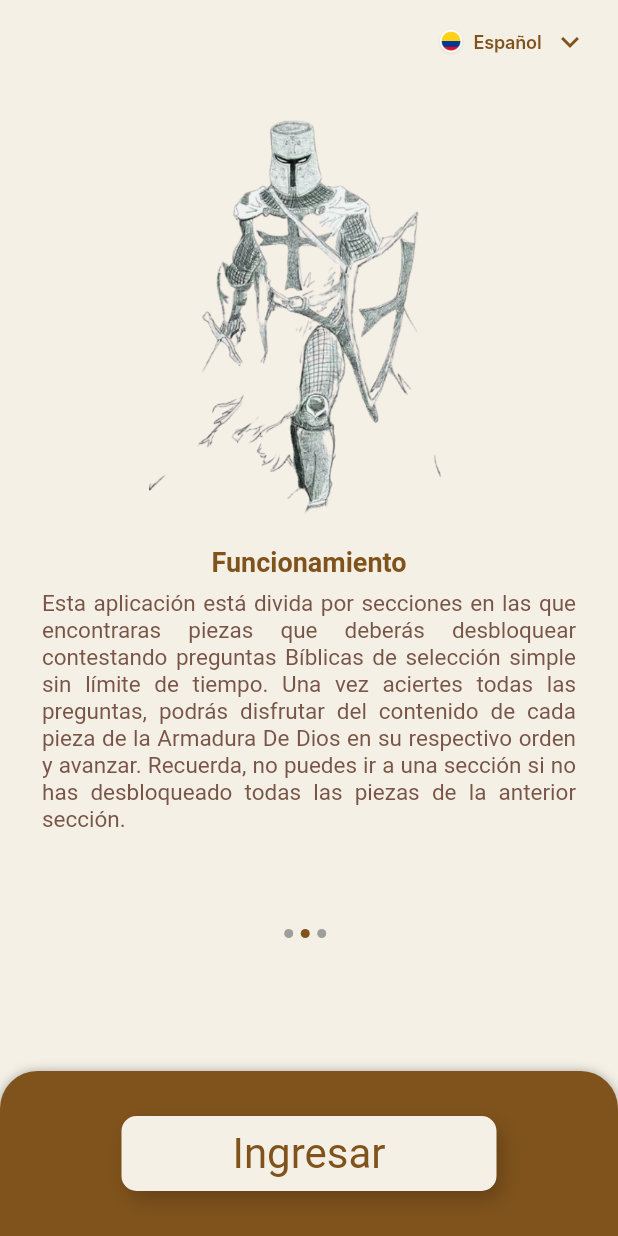
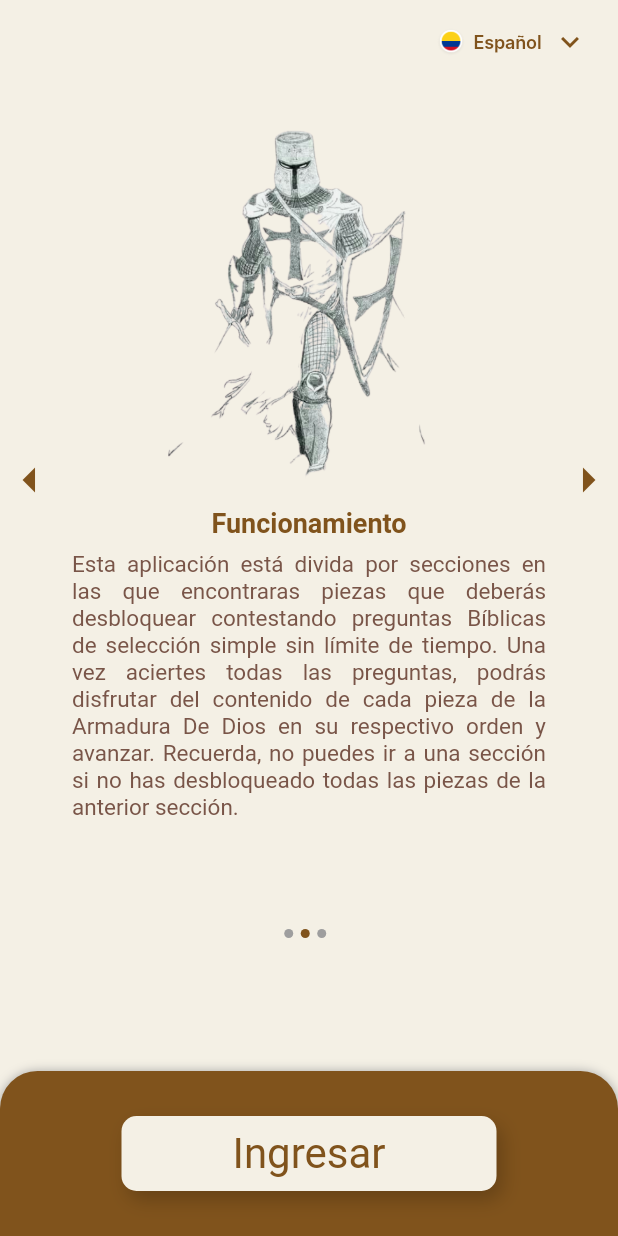
Before and after one commit to jloboguerrero/armor_of_god, a Flutter app: the screen it shows after launch, swiped to page 2, on a phone screen of 412 x 824 dp. Run offline on Flutter 3.47's test engine with Material 2 defaults, Android fonts, the phone set to English and light mode, and no system bars; our stand-ins replace bloc, cloud_firestore, equatable, firebase_core, flutter_bloc, flutter_modular and 3 more; missing offline and left inert: just_the_tooltip, mobile_client_animations; accounts and stored records are empty; generated files the repository leaves out were written again; Roboto replaces fonts that are missing (Inter).

Commit message:
Arrows on onboarding

```diff
--- a/lib/app/armors/armor_one/page.dart
+++ b/lib/app/armors/armor_one/page.dart
@@ -11,12 +11,12 @@ import 'package:armor_of_god/widgets/dialog_succesfull.dart';
 import 'package:armor_of_god/widgets/first_modal.dart';
 
 class Page extends StatelessWidget {
+  const Page({
+    required this.controller,
+    Key? key,
+  }) : super(key: key);
+
   final PageController controller;
-
-  const Page({
-    Key? key,
-    required this.controller,
-  }) : super(key: key);
 
   @override
   Widget build(BuildContext context) {
--- a/lib/app/armors/armor_three/page.dart
+++ b/lib/app/armors/armor_three/page.dart
@@ -11,12 +11,12 @@ import 'package:armor_of_god/widgets/dialog_succesfull.dart';
 import 'package:armor_of_god/widgets/first_modal.dart';
 
 class Page extends StatelessWidget {
-  final PageController controller;
-
   const Page({
     Key? key,
     required this.controller,
   }) : super(key: key);
+
+  final PageController controller;
 
   @override
   Widget build(BuildContext context) {
--- a/lib/app/armors/armor_two/page.dart
+++ b/lib/app/armors/armor_two/page.dart
@@ -11,12 +11,11 @@ import 'package:armor_of_god/widgets/dialog_succesfull.dart';
 import 'package:armor_of_god/widgets/first_modal.dart';
 
 class Page extends StatelessWidget {
-  final PageController controller;
-
   const Page({
     Key? key,
     required this.controller,
   }) : super(key: key);
+  final PageController controller;
 
   @override
   Widget build(BuildContext context) {
--- a/lib/app/onboarding/page.dart
+++ b/lib/app/onboarding/page.dart
@@ -37,6 +37,7 @@ class _Body extends StatelessWidget {
 
   @override
   Widget build(BuildContext context) {
+    final controller = PageController();
     return Scaffold(
       appBar: AppBar(
         actions: const [
@@ -51,10 +52,12 @@ class _Body extends StatelessWidget {
       body: SingleChildScrollView(
         physics: const NeverScrollableScrollPhysics(),
         child: Column(
-          children: const [
-            _PageView(),
-            SizedBox(height: 36.0),
-            _Dots(length: 3),
+          children: [
+            _PageView(
+              controller: controller,
+            ),
+            const SizedBox(height: 36.0),
+            const _Dots(length: 3),
           ],
         ),
       ),
@@ -118,18 +121,22 @@ class _Country extends StatelessWidget {
 
 class _PageView extends StatelessWidget {
   const _PageView({
+    required this.controller,
     Key? key,
   }) : super(key: key);
+
+  final PageController controller;
 
   @override
   Widget build(BuildContext context) {
     return Container(
       margin: const EdgeInsets.symmetric(
-        horizontal: 20.0,
+        horizontal: 0.0,
       ),
       child: SizedBox(
         height: MediaQuery.of(context).size.height * 0.64,
         child: PageView(
+          controller: controller,
           physics: const BouncingScrollPhysics(
             parent: AlwaysScrollableScrollPhysics(),
           ),
@@ -143,7 +150,10 @@ class _PageView extends StatelessWidget {
           children: List.generate(
             3,
             (index) {
-              return _Item(index: index);
+              return _Item(
+                controller: controller,
+                index: index,
+              );
             },
           ),
         ),
@@ -153,12 +163,14 @@ class _PageView extends StatelessWidget {
 }
 
 class _Item extends StatelessWidget {
-  final int index;
-
   const _Item({
+    required this.controller,
     Key? key,
     required this.index,
   }) : super(key: key);
+
+  final PageController controller;
+  final int index;
 
   @override
   Widget build(BuildContext context) {
@@ -169,13 +181,36 @@ class _Item extends StatelessWidget {
         final page = pages[index];
         return BlocBuilder<bloc.Bloc, bloc.State>(
           builder: (context, state) {
-            return Column(
+            return Row(
+              children: [
+                Opacity(
+                  opacity: (index == 0) ? 0.0 : 1.0,
+                  child: GestureDetector(
+                    onTap: () {
+                      if (index != 0) {
+                        controller.previousPage(
+                          duration: const Duration(milliseconds: 700),
+                          curve: Curves.easeInOut,
+                        );
+                      }
+                    },
+                    child: const Icon(
+                      Icons.arrow_left,
+                      color: Color(0xff80531C),
+                      size: 40,
+                    ),
+                  ),
+                ),
+                Expanded(
+                  child: Column(
                     mainAxisAlignment: MainAxisAlignment.center,
                     children: [
                       Image.asset(
                         page.image,
                         height: (index == 2)
                             ? MediaQuery.of(context).size.height * 0.23
+                            : (index == 1)
+                                ? MediaQuery.of(context).size.height * 0.29
                                 : MediaQuery.of(context).size.height * 0.33,
                       ),
                       const SizedBox(height: 16.0),
@@ -199,6 +234,27 @@ class _Item extends StatelessWidget {
                               fontWeight: FontWeight.w400,
                             ),
                             textAlign: TextAlign.justify,
+                          ),
+                        ),
+                      ),
+                    ],
+                  ),
+                ),
+                Opacity(
+                  opacity: (index == 2) ? 0.0 : 1.0,
+                  child: GestureDetector(
+                    onTap: () {
+                      if (index != 2) {
+                        controller.nextPage(
+                          duration: const Duration(milliseconds: 700),
+                          curve: Curves.easeInOut,
+                        );
+                      }
+                    },
+                    child: const Icon(
+                      Icons.arrow_right,
+                      color: Color(0xff80531C),
+                      size: 40,
                     ),
                   ),
                 ),
--- a/lib/widgets/dialog_answer.dart
+++ b/lib/widgets/dialog_answer.dart
@@ -44,11 +44,9 @@ class NeedAnswers extends StatelessWidget {
         ),
         children: [
           image != null
-              ? Padding(
-                  padding: const EdgeInsets.symmetric(horizontal: 50),
-                  child: Image.asset(
-                    image!,
-                  ),
+              ? Image.asset(
+                  image!,
+                  height: MediaQuery.of(context).size.height * 0.15,
                 )
               : SvgPicture.asset(
                   'assets/icons/alert_triangle.svg',
```
Lines whose indentation alone changed are shown as unchanged.
